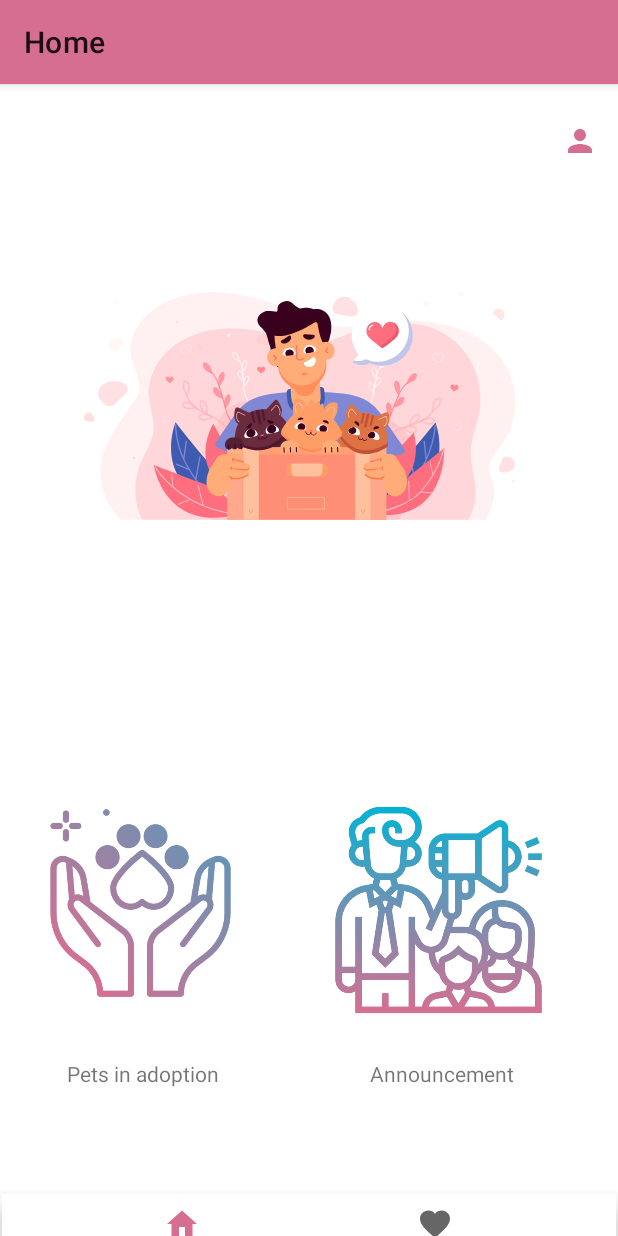
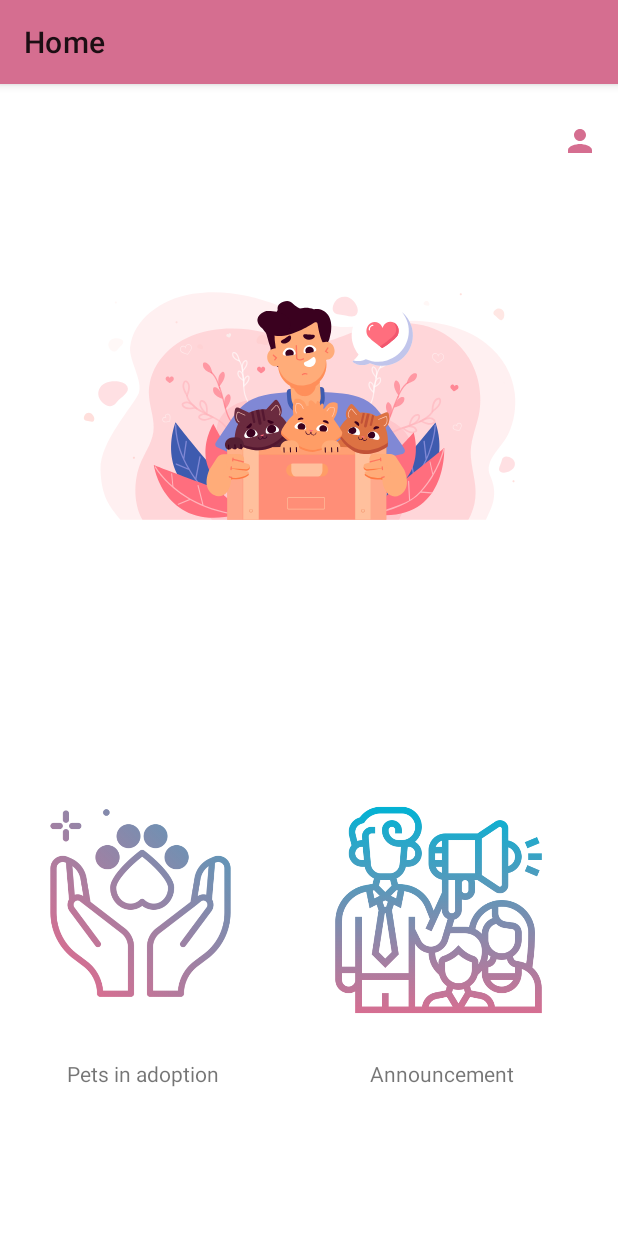
Before and after one commit to NorahAlbaqami/warm-haven, an Android app: the screen it shows after launch (MainActivity), on a phone screen of 412 x 824 dp. Run offline under Robolectric (Android 15) with nearby library versions, the phone set to English and light mode, and no system bars; our stand-ins replace Firebase (no records; nobody signed in at launch, a user with empty details on screens opened directly), data binding, navigation-ui.

Commit message:
remove unnecessary fragment and color bottom navigation bar

```diff
--- a/app/src/main/java/com/norah/albaqami/warmhaven/MainActivity.kt
+++ b/app/src/main/java/com/norah/albaqami/warmhaven/MainActivity.kt
@@ -1,5 +1,6 @@
 package com.norah.albaqami.warmhaven
 
+import android.os.Build
 import androidx.appcompat.app.AppCompatActivity
 import android.os.Bundle
 import androidx.navigation.NavController
@@ -14,7 +15,10 @@ class MainActivity : AppCompatActivity() {
     override fun onCreate(savedInstanceState: Bundle?) {
         super.onCreate(savedInstanceState)
         setContentView(R.layout.activity_main)
-
+        //Change bottom navigation bar color
+  if (android.os.Build.VERSION.SDK_INT >= Build.VERSION_CODES.LOLLIPOP){
+    getWindow().setNavigationBarColor(getResources().getColor(R.color.baby_pink))
+   }
 
         // Retrieve NavController from the NavHostFragment
         val navHostFragment = supportFragmentManager
@@ -22,8 +26,7 @@ class MainActivity : AppCompatActivity() {
         navController = navHostFragment.navController
         // Set up the action bar for use with the NavController
         NavigationUI.setupActionBarWithNavController(this, navController)
-        val bottomNavigationView = findViewById<BottomNavigationView>(R.id.bottomnavigationview)
-        bottomNavigationView.setupWithNavController(navController)
+
     }
 
     /**
--- a/app/src/main/java/com/norah/albaqami/warmhaven/favorite/ui/FavoriteFragment.kt
+++ /dev/null
@@ -1,28 +0,0 @@
-package com.norah.albaqami.warmhaven.favorite.ui
-
-import android.os.Bundle
-import androidx.fragment.app.Fragment
-import android.view.LayoutInflater
-import android.view.View
-import android.view.ViewGroup
-import com.norah.albaqami.warmhaven.R
-
-
-class FavoriteFragment : Fragment() {
-
-
-    override fun onCreate(savedInstanceState: Bundle?) {
-        super.onCreate(savedInstanceState)
-
-    }
-
-    override fun onCreateView(
-        inflater: LayoutInflater, container: ViewGroup?,
-        savedInstanceState: Bundle?
-    ): View? {
-        // Inflate the layout for this fragment
-        return inflater.inflate(R.layout.fragment_favorite, container, false)
-    }
-
-
-}
--- a/app/src/main/res/layout/activity_main.xml
+++ b/app/src/main/res/layout/activity_main.xml
@@ -20,21 +20,7 @@
         app:layout_constraintTop_toTopOf="parent"
         app:navGraph="@navigation/nav_graph" />
 
-    <com.google.android.material.bottomnavigation.BottomNavigationView
-        android:id="@+id/bottomnavigationview"
-        android:layout_width="match_parent"
-        android:layout_height="wrap_content"
-        android:background="@color/white"
-        android:layout_marginStart="1dp"
-        android:layout_marginEnd="1dp"
-        android:layout_marginBottom="1dp"
-        app:layout_constraintBottom_toBottomOf="parent"
-        app:layout_constraintEnd_toEndOf="parent"
-        app:layout_constraintHorizontal_bias="0.0"
-        app:layout_constraintStart_toStartOf="parent"
-        app:layout_constraintTop_toBottomOf="@+id/nav_host_fragment"
-        app:layout_constraintVertical_bias="1.0"
-        app:menu="@menu/bottom_navigation_menu"/>
+
 
 
 </androidx.constraintlayout.widget.ConstraintLayout>
--- a/app/src/main/res/menu/bottom_navigation_menu.xml
+++ /dev/null
@@ -1,11 +0,0 @@
-<?xml version="1.0" encoding="utf-8"?>
-<menu xmlns:android="http://schemas.android.com/apk/res/android">
-
-<item
-    android:id="@+id/homeScreenFragment"
-    android:title="Home" android:icon="@drawable/home"/>
-    <item
-        android:id="@+id/favoriteFragment"
-        android:title="Favorite" android:icon="@drawable/favorite"/>
-
-</menu>
--- a/app/src/main/res/navigation/nav_graph.xml
+++ b/app/src/main/res/navigation/nav_graph.xml
@@ -15,11 +15,7 @@
             app:destination="@id/petsListFragment" />
     </fragment>
 
-    <fragment
-        android:id="@+id/favoriteFragment"
-        android:name="com.norah.albaqami.warmhaven.favorite.ui.FavoriteFragment"
-        android:label="Favorite"
-        tools:layout="@layout/fragment_favorite" />
+
     <fragment
         android:id="@+id/petsListFragment"
         android:name="com.norah.albaqami.warmhaven.pet.ui.PetsListFragment"
```
